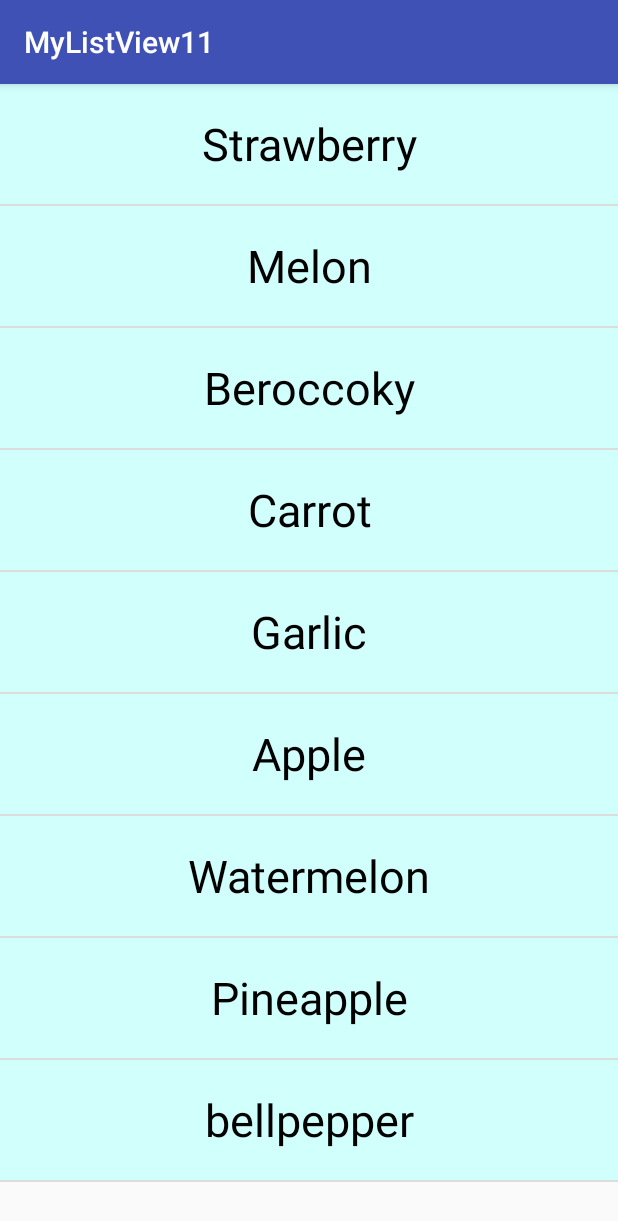
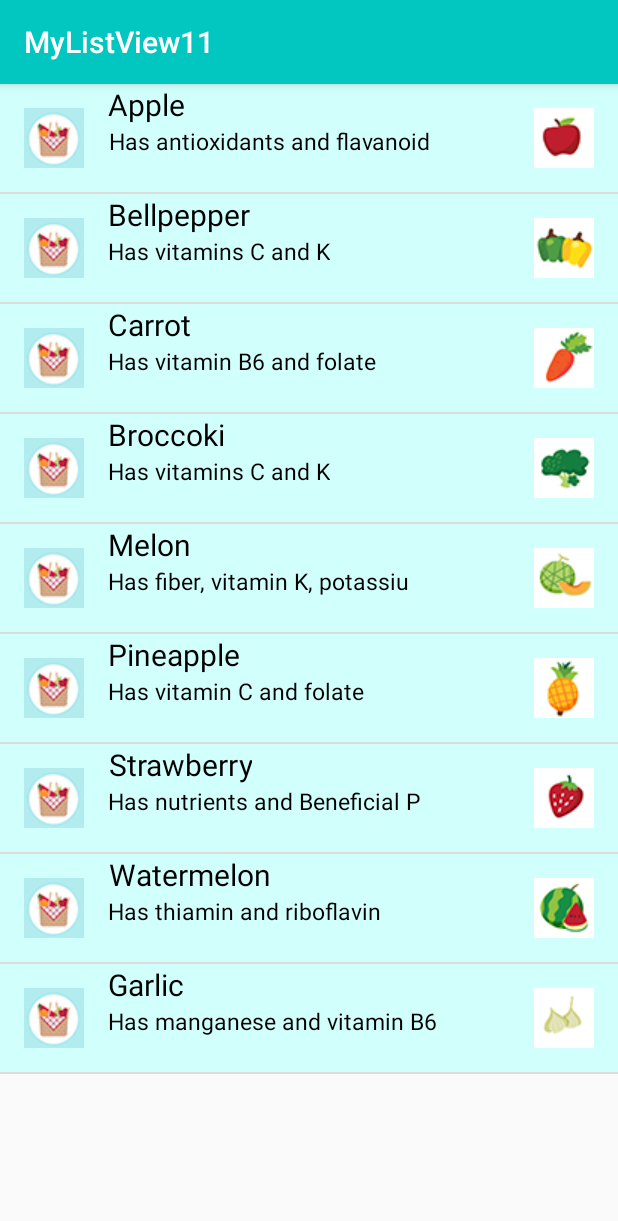
Before and after one commit to MohsenKazemizade/MyListView11, an Android app: the screen it shows after launch (MainActivity before the commit, Main2Activity after it), on a phone screen of 412 x 824 dp. Shown: the top 1221 px of the screen. Run offline under Robolectric (Android 15) with nearby library versions, the phone set to English and light mode, and no system bars.

Commit message:
done
به روش استاد نتونستم دسکرایب بزارم ولی به روش دیگه ای اینکارو کردم

```diff
--- /dev/null
+++ b/app/src/main/java/com/example/asus/mylistview11/FruitsAdapter.java
@@ -0,0 +1,62 @@
+package com.example.asus.mylistview11;
+
+import android.content.Context;
+import android.content.res.Resources;
+import android.support.annotation.NonNull;
+import android.support.annotation.Nullable;
+import android.view.LayoutInflater;
+import android.view.View;
+import android.view.ViewGroup;
+import android.widget.ArrayAdapter;
+import android.widget.ImageView;
+import android.widget.TextView;
+
+import java.util.List;
+
+public class FruitsAdapter extends ArrayAdapter<String> {
+
+    public FruitsAdapter(@NonNull Context context, @NonNull List<String> objects) {
+        super(context, 0, objects);
+    }
+
+    @NonNull
+    @Override
+    public View getView(int position, @Nullable View convertView, @NonNull ViewGroup parent) {
+
+        if (convertView == null) {
+            convertView = LayoutInflater.from(getContext()).inflate(R.layout.list_item, parent, false);
+        }
+        int[] fruits_img =
+                {R.drawable.apple,
+                        R.drawable.bellpepper,
+                        R.drawable.carrot,
+                        R.drawable.broccoli,
+                        R.drawable.melon,
+                        R.drawable.pineaple,
+                        R.drawable.strawberry,
+                        R.drawable.watermelon,
+                        R.drawable.garlic};
+//        Resources res ;
+//        String[] fruits_describtion = res.getStringArray(R.array.describtion);
+        TextView nameFruits = (TextView) convertView.findViewById(R.id.name);
+        ImageView imgFruits = (ImageView) convertView.findViewById(R.id.fruitImage);
+        TextView desFruits = (TextView) convertView.findViewById(R.id.describtion);
+        String fruitName = getItem(position);
+        for (int i = 0; i < fruits_img.length; i++) {
+            if (position == i) {
+                imgFruits.setImageResource(fruits_img[i]);
+            }
+        }
+
+//        String fruitdes;
+//        for (int i = 0; i < fruits_describtion.length; i++) {
+//            if (position == i) {
+//                fruitdes =
+//            }
+//        }
+
+        nameFruits.setText(fruitName);
+        return convertView;
+    }
+
+}
--- /dev/null
+++ b/app/src/main/java/com/example/asus/mylistview11/Main2Activity.java
@@ -0,0 +1,70 @@
+package com.example.asus.mylistview11;
+
+import android.content.Context;
+import android.content.res.Resources;
+import android.support.annotation.NonNull;
+import android.support.annotation.Nullable;
+import android.support.v7.app.AppCompatActivity;
+import android.os.Bundle;
+import android.view.LayoutInflater;
+import android.view.View;
+import android.view.ViewGroup;
+import android.widget.ArrayAdapter;
+import android.widget.ImageView;
+import android.widget.ListView;
+import android.widget.TextView;
+
+import java.util.ArrayList;
+
+public class Main2Activity extends AppCompatActivity {
+
+    ListView list;
+    String[] fruitName;
+    String[] fruitDescribe;
+    int[] fruitImages = {R.drawable.apple, R.drawable.bellpepper, R.drawable.carrot, R.drawable.broccoli, R.drawable.melon, R.drawable.pineaple, R.drawable.strawberry, R.drawable.watermelon, R.drawable.garlic};
+    @Override
+    protected void onCreate(Bundle savedInstanceState) {
+        super.onCreate(savedInstanceState);
+        setContentView(R.layout.activity_main);
+
+        Resources res = getResources();
+        fruitName = res.getStringArray(R.array.titles);
+        fruitDescribe = res.getStringArray(R.array.describtion);
+
+        list = (ListView) findViewById(R.id.myList);
+
+        fruitAdapter adapter = new fruitAdapter(this, fruitName, fruitImages, fruitDescribe);
+        list.setAdapter(adapter);
+
+    }
+}
+class fruitAdapter extends ArrayAdapter<String>{
+
+    Context context;
+    int[] images;
+    String[] titleArray;
+    String[] describtionArray;
+    fruitAdapter(Context c,String[] titles,int imgs[],String[] desc) {
+        super(c,R.layout.list_item,R.id.name,titles);
+        this.context = c;
+        this.images = imgs;
+        this.titleArray = titles;
+        this.describtionArray = desc;
+    }
+
+    @NonNull
+    @Override
+    public View getView(int position, View convertView, ViewGroup parent) {
+        LayoutInflater inflater = (LayoutInflater) context.getSystemService(Context.LAYOUT_INFLATER_SERVICE);
+        View row = inflater.inflate(R.layout.list_item,parent , false);
+        ImageView fruitimg = (ImageView) row.findViewById(R.id.fruitImage);
+        TextView fruittitles = (TextView) row.findViewById(R.id.name);
+        TextView fruitdescribtions = (TextView) row.findViewById(R.id.describtion);
+
+        fruitimg.setImageResource(images[position]);
+        fruittitles.setText(titleArray[position]);
+        fruitdescribtions.setText(describtionArray[position]);
+
+        return row;
+    }
+}
--- a/app/src/main/java/com/example/asus/mylistview11/MainActivity.java
+++ b/app/src/main/java/com/example/asus/mylistview11/MainActivity.java
@@ -2,6 +2,7 @@ package com.example.asus.mylistview11;
 
 import android.support.v7.app.AppCompatActivity;
 import android.os.Bundle;
+import android.widget.ArrayAdapter;
 import android.widget.ListView;
 
 import java.util.ArrayList;
@@ -13,33 +14,35 @@ public class MainActivity extends AppCompatActivity {
         super.onCreate(savedInstanceState);
         setContentView(R.layout.activity_main);
 
-//
-//        ArrayList<String> numbers = new ArrayList<>();
-//
-//        for (int i = 1; i <= 100; i++) {
-//            numbers.add(String.valueOf(i));
-//        }
         ArrayList<String> fruits = new ArrayList<>();
 
+        fruits.add("Apple");
+        fruits.add("Bellpepper");
+        fruits.add("Carrot");
+        fruits.add("Broccoki");
+        fruits.add("Melon");
+        fruits.add("Pineapple");
         fruits.add("Strawberry");
-        fruits.add("Melon");
-        fruits.add("Beroccoky");
-        fruits.add("Carrot");
+        fruits.add("Watermelon");
         fruits.add("Garlic");
-        fruits.add("Apple");
-        fruits.add("Watermelon");
-        fruits.add("Pineapple");
-        fruits.add("bellpepper");
-        /*ArrayList<String> students = new ArrayList<>();
-        students.add("Khahani");
-        students.add("Javan");
-        students.add("Hasani");
-        students.add("...");*/
+//        ArrayList<String> describtion = new ArrayList<>();
+//
+//        describtion.add("Has antioxidants and flavanoids");
+//        describtion.add("Has vitamins C and K");
+//        describtion.add("Has vitamin B6 and folate");
+//        describtion.add("Has vitamins C and K");
+//        describtion.add("Has vitamin C and folate");
+//        describtion.add("Has nutrients and Beneficial Plant Compounds");
+//        describtion.add("Has thiamin and riboflavin");
+//        describtion.add("Has manganese and vitamin B6");
+//        describtion.add("Has antioxidants and flavanoids");
+//        describtion.add("Has antioxidants and flavanoids");
 
-        NumbersAdapter adapter = new NumbersAdapter(this, fruits);
 
-        ListView myList  = (ListView)findViewById(R.id.myList);
+        FruitsAdapter adapter = new FruitsAdapter(this, fruits);
 
-        myList.setAdapter(adapter);
+        ListView listFruits  = (ListView)findViewById(R.id.myList);
+
+        listFruits.setAdapter(adapter);
     }
 }
--- a/app/src/main/java/com/example/asus/mylistview11/NumbersAdapter.java
+++ /dev/null
@@ -1,36 +0,0 @@
-package com.example.asus.mylistview11;
-
-import android.content.Context;
-import android.support.annotation.LayoutRes;
-import android.support.annotation.NonNull;
-import android.support.annotation.Nullable;
-import android.view.LayoutInflater;
-import android.view.View;
-import android.view.ViewGroup;
-import android.widget.ArrayAdapter;
-import android.widget.TextView;
-
-import java.util.List;
-
-public class NumbersAdapter extends ArrayAdapter<String> {
-
-
-    public NumbersAdapter(@NonNull Context context, @NonNull List<String> objects) {
-        super(context, 0, objects);
-    }
-
-    @NonNull
-    @Override
-    public View getView(int position, @Nullable View convertView, @NonNull ViewGroup parent) {
-
-        if (convertView == null){
-            convertView =
-                    LayoutInflater.from(getContext()).inflate(R.layout.list_item, parent, false);
-        }
-        String number = getItem(position);
-        TextView numerTextView = (TextView) convertView.findViewById(R.id.number);
-        numerTextView.setText(number);
-        return convertView;
-    }
-
-}
--- a/app/src/main/res/layout/list_item.xml
+++ b/app/src/main/res/layout/list_item.xml
@@ -1,32 +1,57 @@
 <?xml version="1.0" encoding="utf-8"?>
-<LinearLayout xmlns:android="http://schemas.android.com/apk/res/android"
+<RelativeLayout xmlns:android="http://schemas.android.com/apk/res/android"
     xmlns:tools="http://schemas.android.com/tools"
     android:layout_width="match_parent"
-    android:layout_height="80dp"
+    android:layout_height="72dp"
     android:background="#d0fffc"
-    android:gravity="center"
-    android:orientation="horizontal"
     android:textColor="#000"
     android:textSize="20sp"
     tools:text="1">
+
     <ImageView
-        android:layout_width="0dp"
-        android:layout_height="wrap_content"
-        android:scaleType="centerCrop"
-        android:layout_weight="1"/>
+        android:id="@+id/imageView"
+        android:layout_width="40dp"
+        android:layout_height="40dp"
+        android:layout_margin="16dp"
+        android:contentDescription="@string/fruits"
+        android:scaleType="centerInside"
+        android:src="@drawable/fruits" />
+
 
     <TextView
-        android:id="@+id/number"
-        android:layout_width="match_parent"
-        android:layout_height="80dp"
-        android:gravity="center"
+        android:id="@+id/name"
+        android:layout_width="wrap_content"
+        android:layout_height="wrap_content"
+        android:textAlignment="center"
         android:textColor="#000"
-        android:textSize="30sp"
+        android:textSize="20sp"
         tools:text="1"
-        android:layout_weight="1"/>
+        android:layout_toRightOf="@+id/imageView"
+        android:layout_toEndOf="@+id/imageView"
+        android:gravity="center"/>
+
+    <TextView
+        android:id="@+id/describtion"
+        android:layout_width="wrap_content"
+        android:layout_height="wrap_content"
+        android:textAlignment="center"
+        android:textColor="#000"
+        android:textSize="15sp"
+        tools:text="2"
+        android:maxLength="30"
+        android:layout_below="@+id/name"
+        android:layout_toRightOf="@+id/imageView"
+        android:layout_toEndOf="@+id/imageView"
+        android:gravity="center"/>
+
+
     <ImageView
-        android:layout_width="0dp"
-        android:layout_height="wrap_content"
-        android:scaleType="centerCrop"
-        android:id="@+id/fruitImage" />
-</LinearLayout>
+        android:id="@+id/fruitImage"
+        android:layout_width="40dp"
+        android:layout_height="40dp"
+        android:layout_alignParentEnd="true"
+        android:layout_alignParentRight="true"
+        android:layout_margin="16dp"
+        android:scaleType="centerCrop" />
+
+</RelativeLayout>
--- a/app/src/main/res/values/colors.xml
+++ b/app/src/main/res/values/colors.xml
@@ -1,6 +1,6 @@
 <?xml version="1.0" encoding="utf-8"?>
 <resources>
-    <color name="colorPrimary">#3F51B5</color>
-    <color name="colorPrimaryDark">#303F9F</color>
-    <color name="colorAccent">#FF4081</color>
+    <color name="colorPrimary">#02c7c1</color>
+    <color name="colorPrimaryDark">#017c76</color>
+    <color name="colorAccent">#d1f5f0</color>
 </resources>
--- a/app/src/main/res/values/strings.xml
+++ b/app/src/main/res/values/strings.xml
@@ -1,3 +1,28 @@
 <resources>
     <string name="app_name">MyListView11</string>
+    <string name="fruits">Fruits</string>
+    <string-array name="titles">
+        <item>Apple</item>
+        <item>Bellpepper</item>
+        <item>Carrot</item>
+        <item>Broccoki</item>
+        <item>Melon</item>
+        <item>Pineapple</item>
+        <item>Strawberry</item>
+        <item>Watermelon</item>
+        <item>Garlic</item>
+
+    </string-array>
+    <string-array name="describtion">
+        <item>Has antioxidants and flavanoids</item>
+        <item>Has vitamins C and K</item>
+        <item>Has vitamin B6 and folate</item>
+        <item>Has vitamins C and K</item>
+        <item>Has fiber, vitamin K, potassium</item>
+        <item>Has vitamin C and folate</item>
+        <item>Has nutrients and Beneficial Plant Compounds</item>
+        <item>Has thiamin and riboflavin</item>
+        <item>Has manganese and vitamin B6</item>
+
+    </string-array>
 </resources>
```
Also changed, not shown: app/src/main/AndroidManifest.xml (+8 -1 lines), app/src/main/res/drawable/apple.jpg (added), app/src/main/res/drawable/bellpepper.jpg (added), app/src/main/res/drawable/broccoli.jpg (added), app/src/main/res/drawable/carrot.jpg (added), app/src/main/res/drawable/fruits.jpg (added), app/src/main/res/drawable/garlic.jpg (added), app/src/main/res/drawable/melon.jpg (added), app/src/main/res/drawable/pineaple.jpg (added), app/src/main/res/drawable/strawberry.jpg (added), app/src/main/res/drawable/watermelon.jpg (added).
